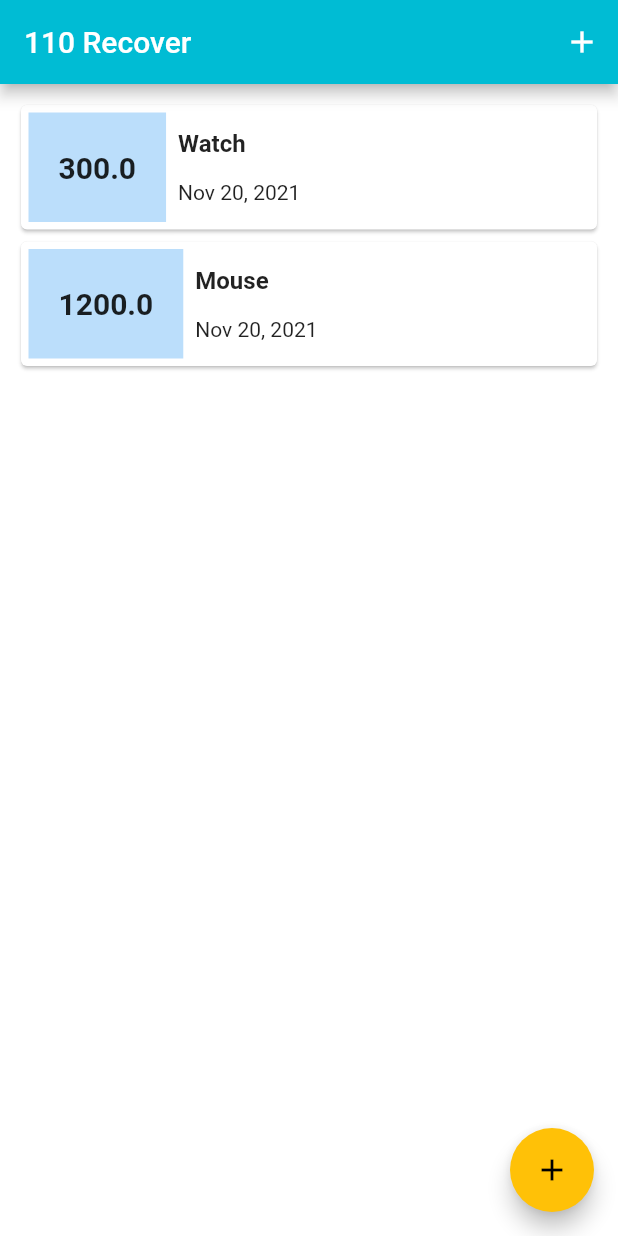
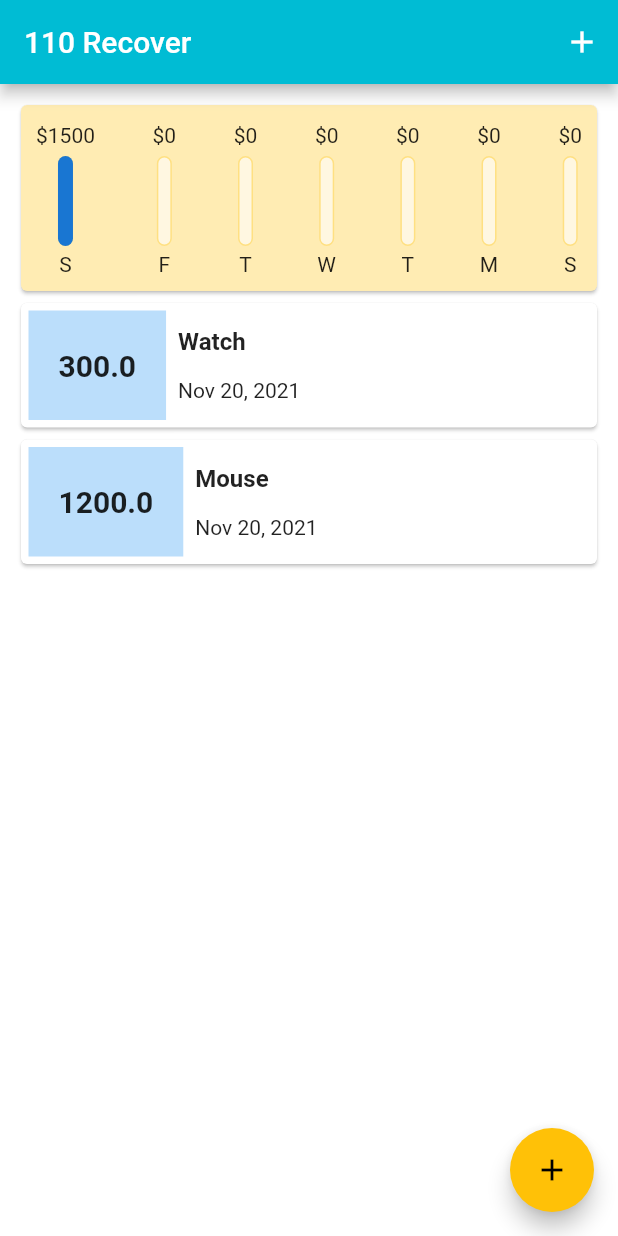
Before and after one commit to mafruhur-rahman-faruqi/Presonal-Finace-Tracker, a Flutter app: the screen it shows after launch, on a phone screen of 412 x 824 dp. Run offline on Flutter 3.47's test engine with Material 2 defaults, Android fonts, the phone set to English and light mode, and no system bars; missing offline and left inert: dart:ffi.

Commit message:
Module 3 finished

```diff
--- a/lib/main.dart
+++ b/lib/main.dart
@@ -1,7 +1,8 @@
 import 'package:flutter/material.dart';
 import './models/transaction.dart';
-import './widgets/show_transactions.dart';
+import 'widgets/show_transaction_list.dart';
 import './widgets/add_new_transaction.dart';
+import 'widgets/chart_generate.dart';
 
 void main() => runApp(MyApp());
 
@@ -67,7 +68,12 @@ class _MyHomePageState extends State<MyHomePage> {
       ),
       body: Container(
         padding: EdgeInsets.all(10),
-        child: ShowTransactionList(transactions),
+        child: Column(
+          children: [
+            ChartGenerate(transactions), // addig chart
+            ShowTransactionList(transactions), //adding the list
+          ],
+        ),
       ),
       floatingActionButton: FloatingActionButton(
         backgroundColor: Colors.amber,
--- /dev/null
+++ b/lib/widgets/chart_bar_ew.dart
@@ -0,0 +1,59 @@
+import 'package:flutter/material.dart';
+
+class ChartBar extends StatelessWidget {
+  final String label;
+  final double spendingAmount;
+  final double spendingPctOfTotal;
+
+  ChartBar(
+      {required this.label,
+      required this.spendingAmount,
+      required this.spendingPctOfTotal});
+
+  @override
+  Widget build(BuildContext context) {
+    return Container(
+      padding: EdgeInsets.all(10),
+      child: Column(
+        children: <Widget>[
+          Container(
+            height: 20,
+            child: FittedBox(
+              fit: BoxFit.scaleDown,
+              child: Text('\$${spendingAmount.toStringAsFixed(0)}'),
+            ),
+          ),
+          SizedBox(
+            height: 4,
+          ),
+          Container(
+            height: 60,
+            width: 10,
+            child: Stack(
+              children: <Widget>[
+                Container(
+                  decoration: BoxDecoration(
+                      border:
+                          Border.all(color: Colors.amber.shade200, width: 1),
+                      color: Colors.white60,
+                      borderRadius: BorderRadius.circular(20)),
+                ),
+                FractionallySizedBox(
+                    heightFactor: spendingPctOfTotal,
+                    child: Container(
+                      decoration: BoxDecoration(
+                          color: Theme.of(context).primaryColorDark,
+                          borderRadius: BorderRadius.circular(30)),
+                    ))
+              ],
+            ),
+          ),
+          SizedBox(
+            height: 4,
+          ),
+          Text(label),
+        ],
+      ),
+    );
+  }
+}
--- /dev/null
+++ b/lib/widgets/chart_generate.dart
@@ -0,0 +1,69 @@
+import 'dart:ffi';
+
+import 'package:flutter/material.dart';
+import 'package:intl/intl.dart';
+import 'package:personal_expense_tracker/models/transaction.dart';
+import 'chart_bar_ew.dart';
+
+class ChartGenerate extends StatelessWidget {
+  final List<Transactions> recentTransactions;
+
+  ChartGenerate(this.recentTransactions);
+
+  List<Map<String, dynamic>> get groupedTransactionValues {
+    return List.generate(7, (index) {
+      final weekday = DateTime.now().subtract(
+        Duration(days: index),
+      );
+
+      var totalSum = 0.0;
+
+      for (var i = 0; i < recentTransactions.length; i++) {
+        if (recentTransactions[i].date.day == weekday.day &&
+            recentTransactions[i].date.month == weekday.month &&
+            recentTransactions[i].date.year == weekday.year) {
+          totalSum += recentTransactions[i].amount;
+          print(totalSum);
+        }
+      }
+
+      return {
+        "Day": DateFormat.E().format(weekday).substring(0, 1),
+        "amount": totalSum
+      };
+    });
+  }
+
+  double get totalSpending {
+    return groupedTransactionValues.fold(0.0, (previousValue, element) {
+      return previousValue + element['amount'];
+    });
+  }
+
+  @override
+  Widget build(BuildContext context) {
+    return Card(
+        color: Colors.amber[100],
+        child: Row(
+          mainAxisAlignment: MainAxisAlignment.spaceBetween,
+          mainAxisSize: MainAxisSize.max,
+          children: groupedTransactionValues.map((data) {
+            return ChartBar(
+                label: data['Day'],
+                spendingAmount: data['amount'],
+                spendingPctOfTotal: totalSpending == 0.0
+                    ? 0.0
+                    : (data['amount'] as double) / totalSpending);
+          }).toList(),
+        ));
+  }
+}
+
+// <Widget>[
+//                   Text(data['Day']),
+//                   Text(data['amount'].toString()),
+//                   Text(totalSpending == 0.0
+//                       ? 0.0.toString()
+//                       : ((data['amount'] as double) / totalSpending).toString())
+//                   // we basically output it in a chartbar
+//                 ],
--- /dev/null
+++ b/lib/widgets/show_transaction_list.dart
@@ -0,0 +1,85 @@
+import 'package:flutter/material.dart';
+import 'package:personal_expense_tracker/models/transaction.dart';
+import 'package:intl/intl.dart';
+
+class ShowTransactionList extends StatelessWidget {
+  final List<Transactions> transactionList;
+  ShowTransactionList(this.transactionList);
+
+  @override
+  Widget build(BuildContext context) {
+    return Container(
+        height: 450,
+        child: transactionList.length == 0
+            ? Container(
+                margin: EdgeInsets.all(30),
+                child: Column(
+                  children: <Widget>[
+                    Image(image: AssetImage('assets/images/empty.png')),
+                    Text(
+                      "You didn't add any transaction yet!",
+                      style: TextStyle(fontSize: 20),
+                    )
+                  ],
+                ),
+              )
+            : ListView.builder(
+                itemBuilder: (ctx, index) {
+                  return Card(
+                    child: Padding(
+                      padding: EdgeInsets.all(5),
+                      child: Row(
+                        children: <Widget>[
+                          Flexible(
+                              flex: 0,
+                              fit: FlexFit.tight,
+                              child: Container(
+                                decoration: BoxDecoration(
+                                    color: Theme.of(context).primaryColorLight),
+                                padding: EdgeInsets.symmetric(
+                                    horizontal: 20, vertical: 25),
+                                child: Text(
+                                  transactionList[index].amount.toString(),
+                                  style: TextStyle(
+                                      fontSize: 20,
+                                      fontWeight: FontWeight.bold),
+                                ),
+                              )),
+                          Container(
+                            height: 50,
+                            child: Column(
+                              crossAxisAlignment: CrossAxisAlignment.start,
+                              mainAxisAlignment: MainAxisAlignment.spaceBetween,
+                              children: <Widget>[
+                                Flexible(
+                                    flex: 20,
+                                    child: Container(
+                                      margin:
+                                          EdgeInsets.symmetric(horizontal: 8),
+                                      child: Text(
+                                        transactionList[index].title,
+                                        style: TextStyle(
+                                            fontSize: 16,
+                                            fontWeight: FontWeight.bold),
+                                      ),
+                                    )),
+                                Flexible(
+                                    flex: 20,
+                                    child: Container(
+                                      margin:
+                                          EdgeInsets.symmetric(horizontal: 8),
+                                      child: Text(DateFormat.yMMMd()
+                                          .format(transactionList[index].date)),
+                                    ))
+                              ],
+                            ),
+                          )
+                        ],
+                      ),
+                    ),
+                  );
+                },
+                itemCount: transactionList.length,
+              ));
+  }
+}
--- a/lib/widgets/show_transactions.dart
+++ /dev/null
@@ -1,67 +0,0 @@
-import 'package:flutter/material.dart';
-import 'package:personal_expense_tracker/models/transaction.dart';
-import 'package:intl/intl.dart';
-
-class ShowTransactionList extends StatelessWidget {
-  final List<Transactions> transactionList;
-  ShowTransactionList(this.transactionList);
-
-  @override
-  Widget build(BuildContext context) {
-    return Container(
-        child: ListView.builder(
-      itemBuilder: (ctx, index) {
-        return Card(
-          child: Padding(
-            padding: EdgeInsets.all(5),
-            child: Row(
-              children: <Widget>[
-                Flexible(
-                    flex: 0,
-                    fit: FlexFit.tight,
-                    child: Container(
-                      decoration: BoxDecoration(
-                          color: Theme.of(context).primaryColorLight),
-                      padding:
-                          EdgeInsets.symmetric(horizontal: 20, vertical: 25),
-                      child: Text(
-                        transactionList[index].amount.toString(),
-                        style: TextStyle(
-                            fontSize: 20, fontWeight: FontWeight.bold),
-                      ),
-                    )),
-                Container(
-                  height: 50,
-                  child: Column(
-                    crossAxisAlignment: CrossAxisAlignment.start,
-                    mainAxisAlignment: MainAxisAlignment.spaceBetween,
-                    children: <Widget>[
-                      Flexible(
-                          flex: 20,
-                          child: Container(
-                            margin: EdgeInsets.symmetric(horizontal: 8),
-                            child: Text(
-                              transactionList[index].title,
-                              style: TextStyle(
-                                  fontSize: 16, fontWeight: FontWeight.bold),
-                            ),
-                          )),
-                      Flexible(
-                          flex: 20,
-                          child: Container(
-                            margin: EdgeInsets.symmetric(horizontal: 8),
-                            child: Text(DateFormat.yMMMd()
-                                .format(transactionList[index].date)),
-                          ))
-                    ],
-                  ),
-                )
-              ],
-            ),
-          ),
-        );
-      },
-      itemCount: transactionList.length,
-    ));
-  }
-}
--- a/pubspec.yaml
+++ b/pubspec.yaml
@@ -59,8 +59,8 @@ flutter:
   uses-material-design: true
 
   # To add assets to your application, add an assets section, like this:
-  # assets:
-  #   - images/a_dot_burr.jpeg
+  assets:
+    - assets/images/empty.png
   #   - images/a_dot_ham.jpeg
 
   # An image asset can refer to one or more resolution-specific "variants", see
```
Also changed, not shown: assets/images/empty.png (added), 10 other files.
